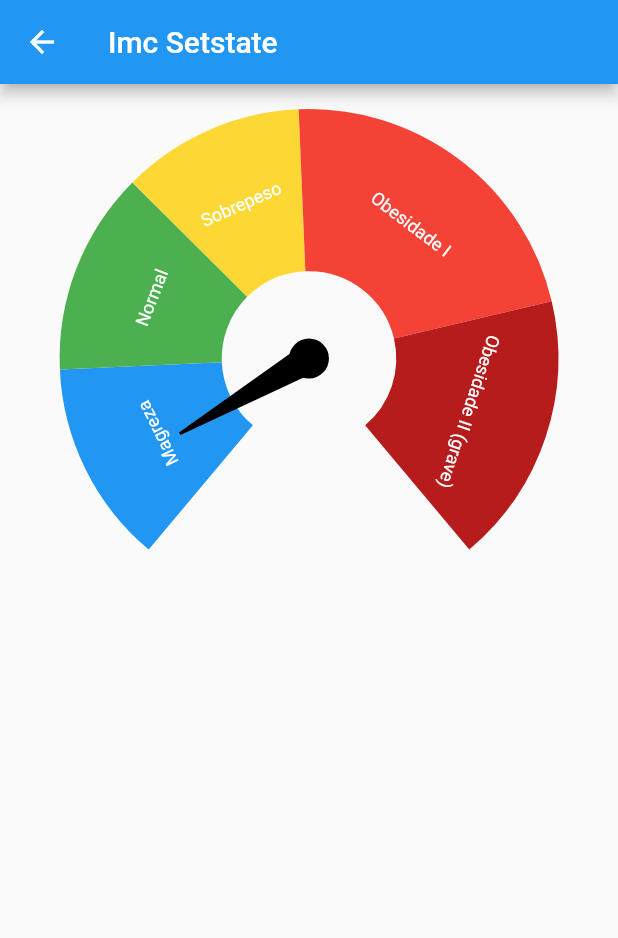
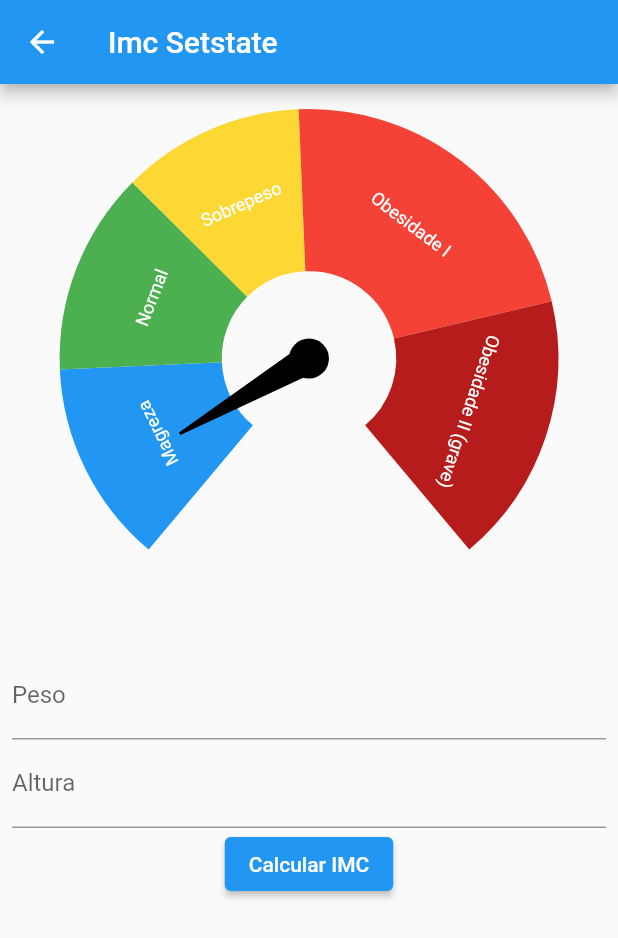
Before and after one commit to dionatanlaranjeira/calculadora_imc_default_state_manager, a Flutter app: the ImcSetstatePage screen opened directly, on a phone screen of 412 x 824 dp. Shown: the top 938 px of the screen. Run offline on Flutter 3.47's test engine with Material 2 defaults, Android fonts, the phone set to English and light mode, and no system bars; drawn by our look-alikes of syncfusion_flutter_gauges; our stand-ins replace currency_text_input_formatter.

Commit message:
Update imc_setstate_page.dart

```diff
--- a/lib/setState/imc_setstate_page.dart
+++ b/lib/setState/imc_setstate_page.dart
@@ -1,9 +1,26 @@
 import 'package:calculadora_imc_default_state_manager/widgets/imc_gauge_range.dart';
+import 'package:currency_text_input_formatter/currency_text_input_formatter.dart';
 import 'package:flutter/material.dart';
 import 'package:syncfusion_flutter_gauges/gauges.dart';
 
-class ImcSetstatePage extends StatelessWidget {
+class ImcSetstatePage extends StatefulWidget {
   const ImcSetstatePage({Key? key}) : super(key: key);
+
+  @override
+  State<ImcSetstatePage> createState() => _ImcSetstatePageState();
+}
+
+class _ImcSetstatePageState extends State<ImcSetstatePage> {
+
+  final pesoEC = TextEditingController();
+  final alturaEC = TextEditingController();
+
+  @override
+  void dispose() {
+    pesoEC.dispose();
+    alturaEC.dispose();
+    super.dispose();
+  }
 
   @override
   Widget build(BuildContext context) {
@@ -63,7 +80,40 @@ class ImcSetstatePage extends StatelessWidget {
                     ],
                   ),
                 ],
-              )
+              ),
+              const SizedBox(
+                height: 20,
+              ),
+              TextFormField(
+                controller: pesoEC,
+                keyboardType: TextInputType.number,
+                decoration: const InputDecoration(labelText: 'Peso'),
+                inputFormatters: [
+                  CurrencyTextInputFormatter(
+                    locale: 'pt_BR',
+                    enableNegative: false,
+                    symbol: '',
+                    decimalDigits: 1,
+                    turnOffGrouping: true,
+                  ),
+                ],
+              ),
+              TextFormField(
+                controller: alturaEC,
+                keyboardType: TextInputType.number,
+                decoration: const InputDecoration(labelText: 'Altura'),
+                inputFormatters: [
+                  CurrencyTextInputFormatter(
+                    locale: 'pt_BR',
+                    enableNegative: false,
+                    symbol: '',
+                    decimalDigits: 2,
+                    turnOffGrouping: true,
+                  ),
+                ],
+              ),
+              ElevatedButton(
+                  onPressed: () {}, child: const Text('Calcular IMC'))
             ],
           ),
         ),
```
